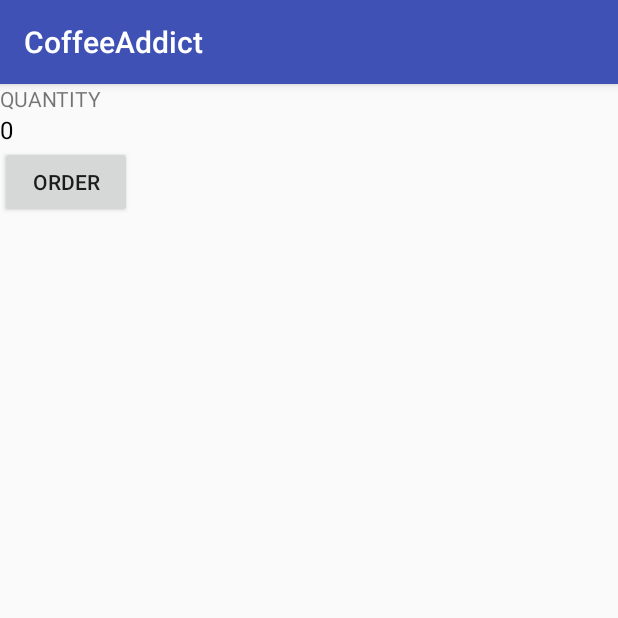
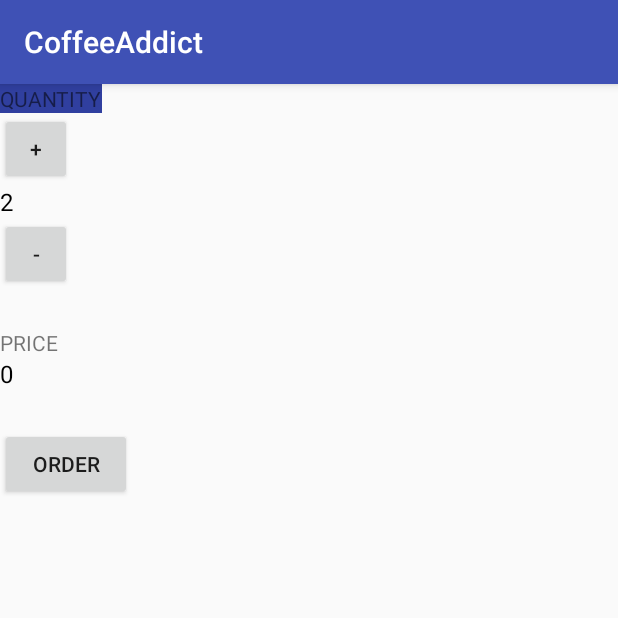
Before and after one commit to daniel-enere/CoffeeAddict, an Android app: the screen it shows after launch (MainActivity), on a phone screen of 412 x 824 dp, the top half of it. Run offline under Robolectric (Android 15) with nearby library versions, the phone set to English and light mode, and no system bars.

Commit message:
added text views and buttons

```diff
--- a/app/src/main/res/layout/activity_main.xml
+++ b/app/src/main/res/layout/activity_main.xml
@@ -11,7 +11,15 @@
     <TextView
         android:layout_width="wrap_content"
         android:layout_height="wrap_content"
-        android:text="QUANTITY"/>
+        android:text="Quantity"
+        android:background="@color/colorPrimaryDark"
+        android:textAllCaps="true" />
+
+    <Button
+        android:layout_width="48dp"
+        android:layout_height="48dp"
+        android:text="+"
+        android:onClick="increaseOrder"/>
 
     <TextView
         android:id="@+id/quantity_text_view"
@@ -19,11 +27,35 @@
         android:layout_height="wrap_content"
         android:textColor="@android:color/black"
         android:textSize="16sp"
-        android:text="0" />
+        android:text="2" />
+
+    <Button
+        android:layout_width="48dp"
+        android:layout_height="48dp"
+        android:layout_marginBottom="25dp"
+        android:text="-"
+        android:onClick="decreaseOrder"/>
+
+    <TextView
+        android:layout_width="wrap_content"
+        android:layout_height="wrap_content"
+        android:text="Price"
+        android:textAllCaps="true" />
+
+    <TextView
+        android:id="@+id/price_text_view"
+        android:layout_width="wrap_content"
+        android:layout_height="wrap_content"
+        android:textColor="@android:color/black"
+        android:textSize="16sp"
+        android:text="0"
+        android:layout_marginBottom="25dp"/>
 
     <Button
         android:layout_width="wrap_content"
         android:layout_height="wrap_content"
-        android:text="Order"/>
+        android:layout_marginBottom="16dp"
+        android:text="Order"
+        android:onClick="submitOrder"/>
 
 </LinearLayout>
```
Also changed, not shown: app/src/main/java/com/example/android/coffeeaddict/MainActivity.java (+44 -0 lines).
